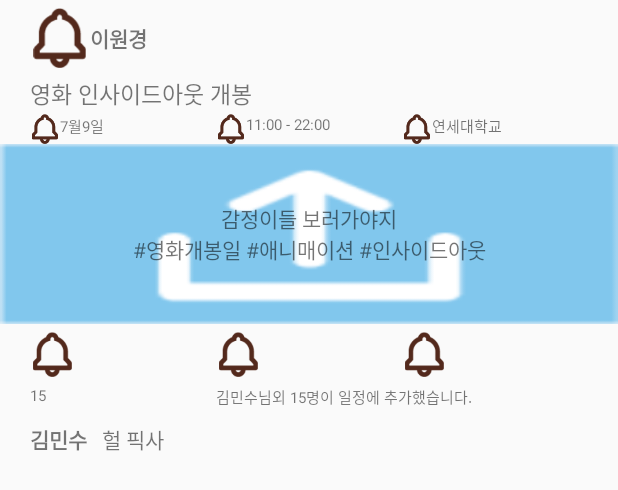
After one commit to leewk92/WhendRepository, an Android app: the layout item_concise_schedule.xml on its own in the app's theme, with its tools: preview values and no code run, on a phone screen of 412 x 824 dp. The commit adds this screen. Shown: the top 490 px of the screen. Run offline under Robolectric (Android 15) with nearby library versions, the phone set to English and light mode, and no system bars.

Commit message:
Wall adapter 구현, layout 까지 만

```diff
--- /dev/null
+++ b/app/src/main/java/net/whend/soodal/whend/form/Concise_Schedule_Adapter.java
@@ -0,0 +1,39 @@
+package net.whend.soodal.whend.form;
+import android.app.Activity;
+import android.content.Context;
+import android.view.LayoutInflater;
+import android.view.View;
+import android.view.ViewGroup;
+import android.widget.ArrayAdapter;
+
+import net.whend.soodal.whend.R;
+import net.whend.soodal.whend.model.base.Schedule;
+
+import java.util.ArrayList;
+
+/**
+ * Wall 에서 일정을 간단한 카드 형식 리스트로 보여주기 위한 어답터
+ * Created by wonkyung on 15. 7. 9.
+ */
+public class Concise_Schedule_Adapter extends ArrayAdapter<Schedule> {
+
+    private ArrayList<Schedule> Schedule_list;
+    private Context context;
+
+    public Concise_Schedule_Adapter(Context context, int textViewResourceId, ArrayList<Schedule> lists){
+        super(context, textViewResourceId, lists);
+        this.Schedule_list = lists;
+        this.context = context;
+    }
+
+    @Override
+    public View getView(int position, View convertView, ViewGroup parent){
+        View v = convertView;
+        if (v == null) {
+            LayoutInflater li = (LayoutInflater) context.getSystemService(Context.LAYOUT_INFLATER_SERVICE);
+            v = li.inflate(R.layout.item_concise_schedule, null);
+        }
+
+        return v;
+    }
+}
--- /dev/null
+++ b/app/src/main/java/net/whend/soodal/whend/form/Specific_Schedule_Adapter.java
@@ -0,0 +1,10 @@
+package net.whend.soodal.whend.form;
+
+/**
+ * 일정을 클릭하여 자세한 정보를 봐야 할 때
+ * Created by wonkyung on 15. 7. 9.
+ */
+public class Specific_Schedule_Adapter {
+
+
+}
--- a/app/src/main/java/net/whend/soodal/whend/model/Calfeed.java
+++ b/app/src/main/java/net/whend/soodal/whend/model/base/Calfeed.java
@@ -1,4 +1,4 @@
-package net.whend.soodal.whend.model;
+package net.whend.soodal.whend.model.base;
 
 import java.text.SimpleDateFormat;
 import java.util.Date;
--- a/app/src/main/java/net/whend/soodal/whend/model/Comment.java
+++ b/app/src/main/java/net/whend/soodal/whend/model/base/Comment.java
@@ -1,4 +1,4 @@
-package net.whend.soodal.whend.model;
+package net.whend.soodal.whend.model.base;
 
 /**
  * Definition : 댓글 모델
--- a/app/src/main/java/net/whend/soodal/whend/model/HashTag.java
+++ b/app/src/main/java/net/whend/soodal/whend/model/base/HashTag.java
@@ -1,4 +1,4 @@
-package net.whend.soodal.whend.model;
+package net.whend.soodal.whend.model.base;
 
 /**
  * Created by wonkyung on 15. 7. 9.
--- a/app/src/main/java/net/whend/soodal/whend/model/Schedule.java
+++ b/app/src/main/java/net/whend/soodal/whend/model/base/Schedule.java
@@ -1,4 +1,4 @@
-package net.whend.soodal.whend.model;
+package net.whend.soodal.whend.model.base;
 
 /**
  * Definition : 일정 모델
--- a/app/src/main/java/net/whend/soodal/whend/model/User.java
+++ b/app/src/main/java/net/whend/soodal/whend/model/base/User.java
@@ -1,4 +1,4 @@
-package net.whend.soodal.whend.model;
+package net.whend.soodal.whend.model.base;
 
 /**
  * Definition : 사용자 정보 모델
--- /dev/null
+++ b/app/src/main/java/net/whend/soodal/whend/model/top/Concise_Schedule.java
@@ -0,0 +1,12 @@
+package net.whend.soodal.whend.model.top;
+
+import net.whend.soodal.whend.model.base.Schedule;
+/**
+ * Created by wonkyung on 15. 7. 9.
+ */
+public class Concise_Schedule {
+
+    public Concise_Schedule(){
+
+    }
+}
--- a/app/src/main/java/net/whend/soodal/whend/view/F1_Wall.java
+++ b/app/src/main/java/net/whend/soodal/whend/view/F1_Wall.java
@@ -7,8 +7,14 @@ import android.support.v4.app.FragmentTabHost;
 import android.view.LayoutInflater;
 import android.view.View;
 import android.view.ViewGroup;
+import android.widget.ListView;
 
 import net.whend.soodal.whend.R;
+import net.whend.soodal.whend.form.Concise_Schedule_Adapter;
+import net.whend.soodal.whend.model.base.Schedule;
+import net.whend.soodal.whend.model.top.Concise_Schedule;
+
+import java.util.ArrayList;
 
 
 public class F1_Wall extends Fragment {
@@ -16,15 +22,21 @@ public class F1_Wall extends Fragment {
 
     private FragmentTabHost mTabHost;
     private View rootView;
+    private ListView listview;
+    private ArrayList<Schedule> arraySchedule = new ArrayList<Schedule>();
+    private Concise_Schedule_Adapter concise_schedule_adapter;
 
-        public F1_Wall() {
+    public F1_Wall() {
         // Required empty public constructor
     }
 
     @Override
     public void onCreate(Bundle savedInstanceState) {
         super.onCreate(savedInstanceState);
-
+        Schedule a = new Schedule();
+        arraySchedule.add(a);
+        arraySchedule.add(a);
+        arraySchedule.add(a);
     }
 
     @Override
@@ -35,9 +47,10 @@ public class F1_Wall extends Fragment {
 
         rootView = inflater.inflate(R.layout.f1_wall_layout, container, false);
 
+        listview = (ListView)rootView.findViewById(R.id.listview_concise_schedule);
+        listview.setAdapter(new Concise_Schedule_Adapter(getActivity(),R.layout.item_concise_schedule,arraySchedule));
+
         return rootView;
-
-
     }
 
     //
--- /dev/null
+++ b/app/src/main/res/layout/item_concise_schedule.xml
@@ -0,0 +1,226 @@
+<?xml version="1.0" encoding="utf-8"?>
+<LinearLayout
+    xmlns:android="http://schemas.android.com/apk/res/android"
+    android:orientation="vertical"
+    android:layout_width="match_parent"
+    android:layout_height="match_parent">
+
+    <LinearLayout
+        android:layout_width="wrap_content"
+        android:layout_height="wrap_content"
+        android:orientation="horizontal"
+        android:layout_marginLeft="20dp"
+        android:layout_marginRight="20dp"
+        android:layout_marginTop="5dp">
+
+        <ImageView
+            android:id="@+id/user_photo"
+            android:layout_width="40dp"
+            android:layout_height="40dp"
+            android:src="@drawable/notice_on"
+            />
+        <TextView
+            android:id="@+id/user_fullname"
+            android:layout_width="wrap_content"
+            android:layout_height="wrap_content"
+            android:text="이원경"
+            android:textStyle="bold"
+            android:layout_gravity="center"
+            />
+    </LinearLayout>
+
+    <TextView
+        android:layout_width="wrap_content"
+        android:layout_height="20dp"
+        android:text="영화 인사이드아웃 개봉"
+        android:textSize="15dp"
+        android:layout_marginLeft="20dp"
+        android:layout_marginRight="20dp"
+        android:layout_marginTop="5dp"
+        />
+    <LinearLayout
+        android:layout_width="match_parent"
+        android:layout_height="20dp"
+        android:orientation="horizontal"
+        android:layout_marginLeft="20dp"
+        android:layout_marginRight="20dp"
+        android:layout_marginTop="5dp">
+
+        <LinearLayout
+            android:layout_width="0dp"
+            android:layout_height="match_parent"
+            android:layout_weight="1">
+            <ImageView
+                android:layout_width="20dp"
+                android:layout_height="20dp"
+                android:src="@drawable/notice_on"/>
+
+            <TextView
+                android:id="@+id/date"
+                android:layout_width="wrap_content"
+                android:layout_height="wrap_content"
+                android:text="7월9일"
+                android:textSize="10dp"/>
+
+        </LinearLayout>
+
+        <LinearLayout
+            android:layout_width="0dp"
+            android:layout_height="match_parent"
+            android:layout_weight="1">
+            <ImageView
+                android:layout_width="20dp"
+                android:layout_height="20dp"
+                android:src="@drawable/notice_on"/>
+            <TextView
+                android:id="@+id/time"
+                android:layout_width="wrap_content"
+                android:layout_height="wrap_content"
+                android:text="11:00 - 22:00"
+                android:textSize="10dp"/>
+
+        </LinearLayout>
+
+        <LinearLayout
+            android:layout_width="0dp"
+            android:layout_height="match_parent"
+            android:layout_weight="1">
+            <ImageView
+                android:layout_width="20dp"
+                android:layout_height="20dp"
+                android:src="@drawable/notice_on"/>
+            <TextView
+                android:id="@+id/location"
+                android:layout_width="wrap_content"
+                android:layout_height="wrap_content"
+                android:text="연세대학교"
+                android:textSize="10dp"/>
+
+        </LinearLayout>
+    </LinearLayout>
+
+    <TextView
+        android:id="@+id/memo"
+        android:layout_width="match_parent"
+        android:layout_height="120dp"
+        android:gravity="center_horizontal|center_vertical"
+        android:text="감정이들 보러가야지\n#영화개봉일 #애니매이션 #인사이드아웃"
+        android:background="@drawable/upload_full"
+        />
+
+    <LinearLayout
+        android:layout_width="match_parent"
+        android:layout_height="wrap_content"
+        android:orientation="horizontal"
+        android:layout_marginLeft="20dp"
+        android:layout_marginRight="20dp"
+        android:layout_marginTop="5dp">
+
+        <LinearLayout
+            android:layout_width="0dp"
+            android:layout_height="match_parent"
+            android:layout_weight="1">
+            <ImageView
+                android:id="@+id/like_button"
+                android:layout_width="30dp"
+                android:layout_height="30dp"
+                android:src="@drawable/notice_on"/>
+        </LinearLayout>
+
+        <LinearLayout
+            android:layout_width="0dp"
+            android:layout_height="match_parent"
+            android:layout_weight="1">
+            <ImageView
+                android:id="@+id/follow_button"
+                android:layout_width="30dp"
+                android:layout_height="30dp"
+                android:src="@drawable/notice_on"/>
+
+        </LinearLayout>
+
+        <LinearLayout
+            android:layout_width="0dp"
+            android:layout_height="match_parent"
+            android:layout_weight="1">
+            <ImageView
+                android:id="@+id/comment_button"
+                android:layout_width="30dp"
+                android:layout_height="30dp"
+                android:src="@drawable/notice_on"/>
+        </LinearLayout>
+    </LinearLayout>
+
+    <LinearLayout
+        android:layout_width="match_parent"
+        android:layout_height="wrap_content"
+        android:layout_marginLeft="20dp"
+        android:layout_marginRight="20dp"
+        android:layout_marginTop="5dp">
+        <TextView
+            android:id="@+id/like_count"
+            android:layout_width="0dp"
+            android:layout_height="20dp"
+            android:layout_weight="1"
+            android:text="15"
+            android:textSize="10dp"
+            />
+        <LinearLayout
+            android:layout_width="0dp"
+            android:layout_height="20dp"
+            android:layout_weight="2"
+            >
+            <TextView
+                android:id="@+id/best_friend_username"
+                android:layout_width="wrap_content"
+                android:layout_height="20dp"
+                android:text="김민수"
+                android:textSize="10dp"
+                />
+            <TextView
+                android:layout_width="wrap_content"
+                android:layout_height="20dp"
+                android:text="님"
+                android:textSize="10dp"
+                />
+            <TextView
+                android:id="@+id/follow_count"
+                android:layout_width="wrap_content"
+                android:layout_height="20dp"
+                android:text="외 15명"
+                android:textSize="10dp"
+                />
+            <TextView
+                android:layout_width="wrap_content"
+                android:layout_height="20dp"
+                android:text="이 일정에 추가했습니다."
+                android:textSize="10dp"
+                />
+        </LinearLayout>
+    </LinearLayout>
+
+    <LinearLayout
+        android:layout_width="match_parent"
+        android:layout_height="20dp"
+        android:layout_marginLeft="20dp"
+        android:layout_marginRight="20dp"
+        android:layout_marginTop="5dp">
+        <TextView
+            android:id="@+id/comment_writer"
+            android:layout_width="wrap_content"
+            android:layout_height="20dp"
+            android:text="김민수"
+            android:textStyle="bold"
+            />
+        <TextView
+            android:id="@+id/comment_content"
+            android:layout_width="wrap_content"
+            android:layout_height="20dp"
+            android:text="헐 픽사"
+            android:layout_marginLeft="10dp"
+
+            />
+
+    </LinearLayout>
+
+</LinearLayout>
```
